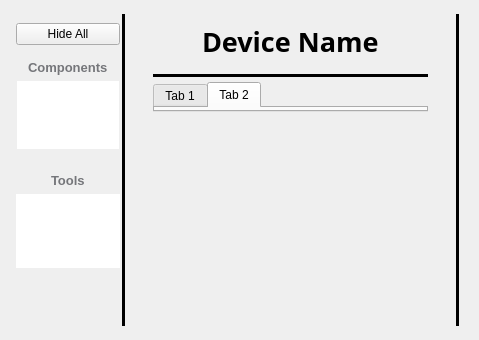
Before: the Qt Designer form typhon/ui/base.ui in pcdshub/typhos, drawn with Qt 5.
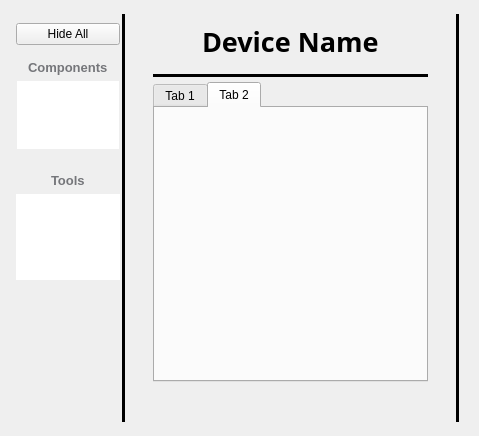
After: the same form once the commit is applied.

Commit message: UI: Implement minimum size for signal_tab

The edit to the form file:
```diff
--- a/typhon/ui/base.ui
+++ b/typhon/ui/base.ui
@@ -368,6 +368,12 @@
       </item>
       <item>
        <widget class="QTabWidget" name="signal_tab">
+        <property name="minimumSize">
+         <size>
+          <width>0</width>
+          <height>300</height>
+         </size>
+        </property>
         <property name="tabPosition">
          <enum>QTabWidget::North</enum>
         </property>
```
